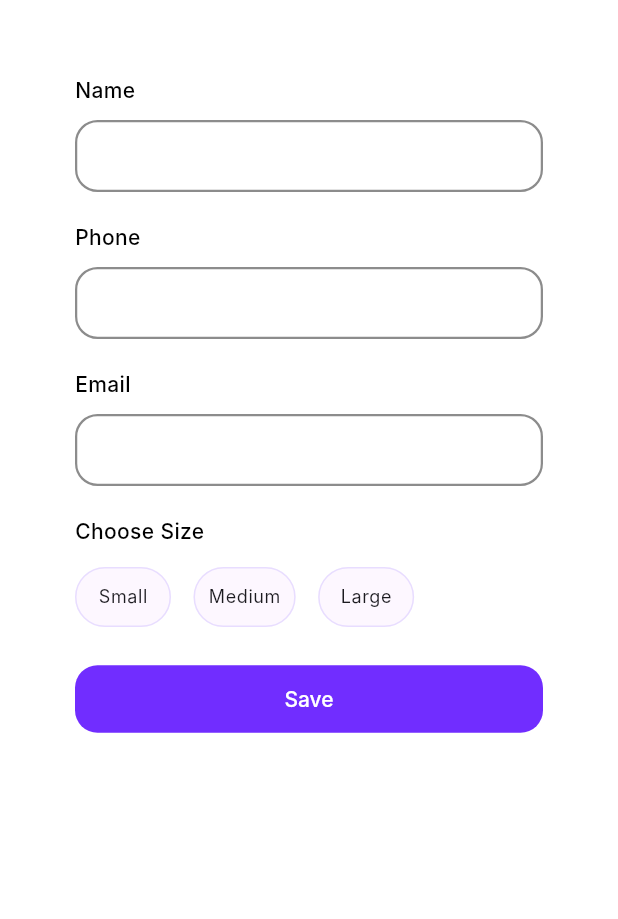
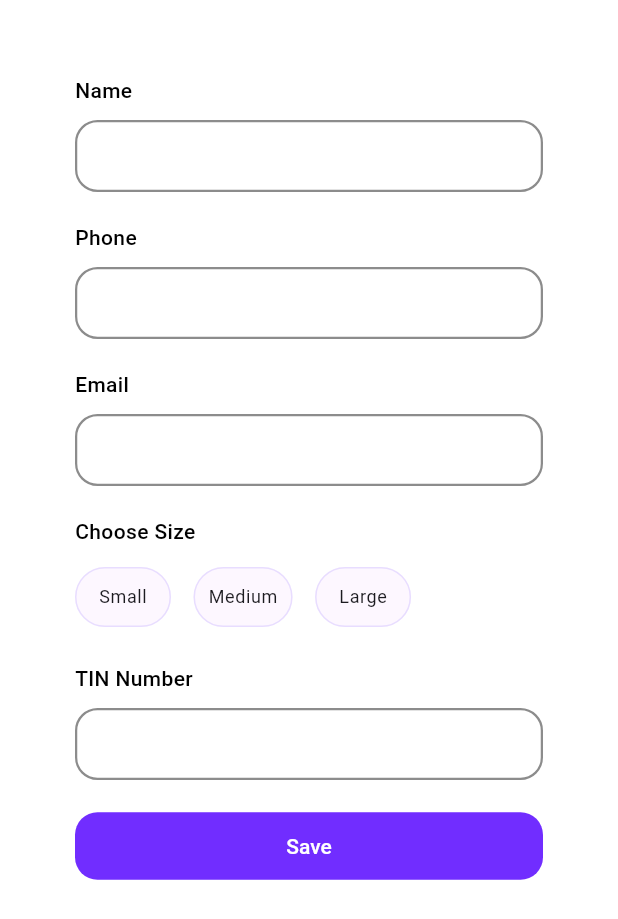
Before and after one commit to TemboPlus-Frontend/tembo_core, a Flutter app: the ComponentsPreview screen opened directly, on a phone screen of 412 x 824 dp. Shown: the top 919 px of the screen. Run offline on Flutter 3.47's test engine with Material 3 defaults, Android fonts, the phone set to English and light mode, and no system bars; our stand-ins replace flex_color_scheme, flutter_riverpod, freezed_annotation, hive; missing offline and left inert: linked_scroll_controller; accounts and stored records are empty; Roboto replaces fonts that are missing (IBMPlexSans, Inter).

Commit message:
added input formatter

```diff
--- a/example/lib/form/form.dart
+++ b/example/lib/form/form.dart
@@ -11,6 +11,7 @@ class _ExampleFormState extends State<ExampleForm> {
   final nameController = TextEditingController();
   final phoneController = TextEditingController();
   final emailController = TextEditingController();
+  final tinNoController = TextEditingController();
 
   final formKey = GlobalKey<TemboFormState>();
 
@@ -57,6 +58,17 @@ class _ExampleFormState extends State<ExampleForm> {
             selected: (e) => size == e,
           ),
           vSpace(),
+          TemboTextField.labelled(
+            "TIN Number",
+            controller: tinNoController,
+            validator: validateName,
+            textInputType: TextInputType.number,
+            formatters: [
+              const FixedLengthFormatter(13),
+              TINNumberFormatter(),
+            ],
+          ),
+          vSpace(),
           TemboTextButton(
             onPressed: onPressed,
             style: const TemboButtonStyle.filled(
--- a/lib/components/text.dart
+++ b/lib/components/text.dart
@@ -73,7 +73,7 @@ class TemboText extends StatelessWidget {
 
     return Text(
       data,
-      style: textstyle.copyWith(fontWeight: _weight, fontFamily: "Inter"),
+      style: textstyle.copyWith(fontWeight: _weight, fontFamily: kFontFamily),
       textAlign: textAlign,
       overflow: maxLines != null && maxLines != 0 && overflow == null
           ? TextOverflow.ellipsis
--- a/lib/constants/theme.dart
+++ b/lib/constants/theme.dart
@@ -3,7 +3,7 @@ import 'package:tembo_core/constants/source.dart';
 
 final theme = _flexColorCheme.toTheme;
 
-const kFontFamily = "GoogleSans";
+const kFontFamily = "IBMPlexSans";
 const colorScheme = TemboColorScheme.light();
 final _flexColorCheme = FlexColorScheme.light(
   fontFamily: kFontFamily,
```
Also changed, not shown: lib/components/segmented_button.dart (+29 -24 lines), lib/styles/box_decoration.dart (deleted, +0 -29 lines), lib/utils/input_formatters.dart (+29 -0 lines), 1 other file.
